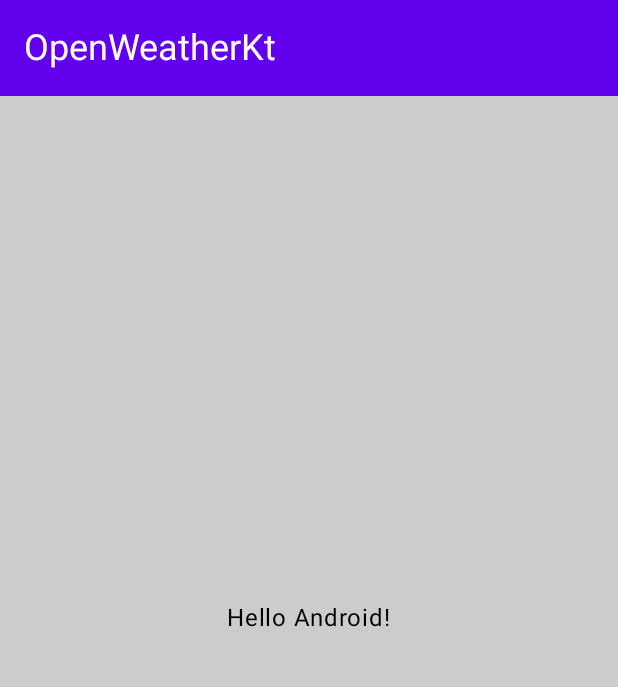
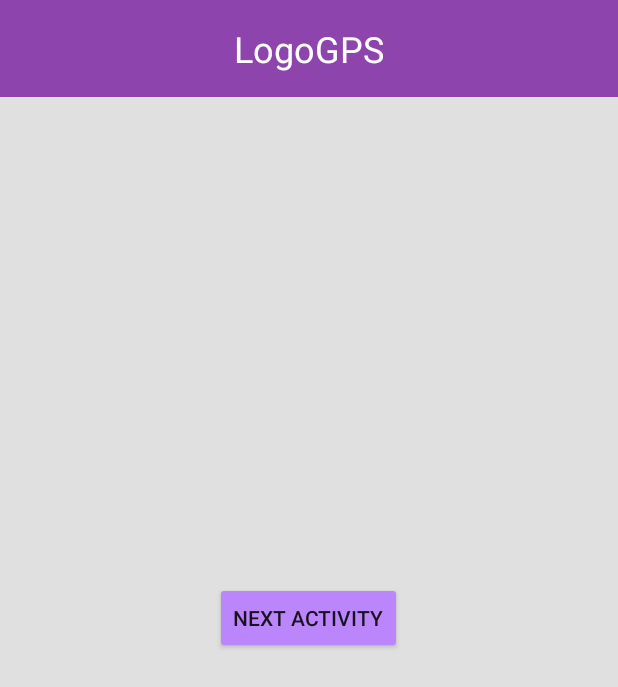
Before and after one commit to OhhTuRnz/MAD_2024, an Android app built with Jetpack Compose: the screen it shows after launch (MainActivity), on a phone screen of 412 x 824 dp. Shown: the top 687 px of the screen. Run offline under Robolectric (Android 15) with nearby library versions, the phone set to English and light mode, and no system bars.

Commit message:
Changed hardcode main activity layout with xml three different layers. Also adding some header. Solving issue#1

```diff
--- a/app/build.gradle.kts
+++ b/app/build.gradle.kts
@@ -51,15 +51,17 @@ dependencies {
     implementation("androidx.core:core-ktx:1.12.0")
     implementation("androidx.lifecycle:lifecycle-runtime-ktx:2.7.0")
     implementation("androidx.activity:activity-compose:1.8.2")
-    implementation(platform("androidx.compose:compose-bom:2023.08.00"))
+    implementation(platform("androidx.compose:compose-bom:2024.02.00"))
     implementation("androidx.compose.ui:ui")
     implementation("androidx.compose.ui:ui-graphics")
     implementation("androidx.compose.ui:ui-tooling-preview")
     implementation("androidx.compose.material3:material3")
+    implementation("androidx.constraintlayout:constraintlayout:2.1.4")
+    implementation("androidx.cardview:cardview:1.0.0")
     testImplementation("junit:junit:4.13.2")
     androidTestImplementation("androidx.test.ext:junit:1.1.5")
     androidTestImplementation("androidx.test.espresso:espresso-core:3.5.1")
-    androidTestImplementation(platform("androidx.compose:compose-bom:2023.08.00"))
+    androidTestImplementation(platform("androidx.compose:compose-bom:2024.02.00"))
     androidTestImplementation("androidx.compose.ui:ui-test-junit4")
     debugImplementation("androidx.compose.ui:ui-tooling")
     debugImplementation("androidx.compose.ui:ui-test-manifest")
--- a/app/src/main/java/com/example/mad_2024_app/MainActivity.kt
+++ b/app/src/main/java/com/example/mad_2024_app/MainActivity.kt
@@ -1,28 +1,20 @@
 package com.example.mad_2024_app
 
+import android.content.ContentValues.TAG
 import android.content.Intent
-import androidx.compose.ui.graphics.Color
 import android.os.Bundle
+import android.util.Log
+import android.view.View
+import android.widget.Toast
 import androidx.activity.ComponentActivity
-import androidx.activity.compose.setContent
-import androidx.compose.foundation.layout.fillMaxSize
-import androidx.compose.material3.MaterialTheme
-import androidx.compose.material3.Surface
+import androidx.compose.foundation.layout.Box
 import androidx.compose.material3.Text
 import androidx.compose.runtime.Composable
+import androidx.compose.ui.Alignment
 import androidx.compose.ui.Modifier
+import androidx.compose.ui.graphics.Color
 import androidx.compose.ui.tooling.preview.Preview
 import com.example.mad_2024_app.ui.theme.MAD_2024_AppTheme
-import androidx.compose.material3.Button
-import androidx.compose.foundation.layout.*
-import androidx.compose.foundation.shape.RoundedCornerShape
-import androidx.compose.material3.Surface
-import androidx.compose.material3.Text
-import androidx.compose.ui.Alignment
-import androidx.compose.ui.unit.dp
-import androidx.core.content.ContextCompat.startActivity
-import android.content.Context
-import android.widget.Button
 
 
 val PurpleColor = Color(0xFF6200EE)
@@ -31,53 +23,17 @@ val ProjectName = "OpenWeatherKt"
 class MainActivity : ComponentActivity() {
     override fun onCreate(savedInstanceState: Bundle?) {
         super.onCreate(savedInstanceState)
-        setContent {
-            MAD_2024_AppTheme {
-                MyAppContent()
-            }
-        }
+        setContentView(R.layout.activity_main)
+        Log.d(TAG, "onCreate: Main activity is being created")
     }
-}
 
-@Composable
-fun MyAppContent() {
-    Surface(
-        modifier = Modifier.fillMaxSize(),
-        color = Color.LightGray
-    ) {
-        Column(
-            modifier = Modifier.fillMaxSize(),
-            verticalArrangement = Arrangement.Top,
-            horizontalAlignment = Alignment.CenterHorizontally
-        ) {
-            Header(headerColor = PurpleColor)
-        }
-        Spacer(modifier = Modifier.height(16.dp))
-        Greeting(name = "Android")
-        Spacer(modifier = Modifier.height(16.dp))
+    fun onNextButtonClick(view: View){
+        // This is the handler
+        Toast.makeText(this, "Going to the second layer!", Toast.LENGTH_SHORT).show()
 
-        val buttonNext = findViewById<Button>(R.id.next)
-        buttonNext.setOnClickListener {
-            val intent = Intent(this, SecondActivity::class.java)
-            startActivity(intent)
-        }
-
-    }
-}
-
-
-@Composable
-fun Header(headerColor: Color) {
-    Surface(
-        color = headerColor,
-        modifier = Modifier.fillMaxWidth()
-    ) {
-        Text(
-            text = ProjectName,
-            color = Color.White,
-            style = MaterialTheme.typography.headlineSmall,
-            modifier = Modifier.padding(16.dp)
-        )
+        // go to another activity
+        val intent = Intent(this, SecondActivity::class.java)
+        startActivity(intent)
     }
 }
 
--- a/app/src/main/res/layout/activity_main.xml
+++ b/app/src/main/res/layout/activity_main.xml
@@ -3,14 +3,38 @@
     xmlns:tools="http://schemas.android.com/tools"
     android:layout_width="match_parent"
     android:layout_height="match_parent"
-    tools:context=".MainActivity">
+    xmlns:app="http://schemas.android.com/apk/res-auto"
+    tools:context=".MainActivity"
+    android:background="@color/light_gray">
 
     <Button
-        android:id="@+id/next"
+        android:id="@+id/mainButton"
         android:layout_width="wrap_content"
         android:layout_height="wrap_content"
-        android:text="Next"
         android:layout_centerInParent="true"
-        android:layout_marginBottom="16dp" />
+        android:layout_centerHorizontal="true"
+        android:layout_marginBottom="16dp"
+        android:backgroundTint="@color/purple_200"
+        android:backgroundTintMode="src_atop"
+        android:onClick="onNextButtonClick"
+        android:text="@string/button_next" />
+
+    <TextView
+        android:id="@+id/headerTextView"
+        android:layout_width="match_parent"
+        android:layout_height="wrap_content"
+        android:background="@color/purple_300"
+        android:gravity="center"
+        android:padding="16dp"
+        android:text="@string/app_name"
+        android:textColor="@color/white"
+        android:textSize="24sp"
+        app:layout_constraintEnd_toEndOf="parent"
+        app:layout_constraintStart_toStartOf="parent"
+        app:layout_constraintTop_toTopOf="parent" />
+
+    <androidx.cardview.widget.CardView
+        android:layout_width="match_parent"
+        android:layout_height="wrap_content" />
 
 </RelativeLayout>
--- a/app/src/main/res/values/colors.xml
+++ b/app/src/main/res/values/colors.xml
@@ -1,10 +1,12 @@
 <?xml version="1.0" encoding="utf-8"?>
 <resources>
     <color name="purple_200">#FFBB86FC</color>
+    <color name="purple_300">#FF8E44AD</color>
     <color name="purple_500">#FF6200EE</color>
     <color name="purple_700">#FF3700B3</color>
     <color name="teal_200">#FF03DAC5</color>
     <color name="teal_700">#FF018786</color>
     <color name="black">#FF000000</color>
     <color name="white">#FFFFFFFF</color>
+    <color name="light_gray">#FFE0E0E0</color>
 </resources>
--- a/app/src/main/res/values/strings.xml
+++ b/app/src/main/res/values/strings.xml
@@ -1,3 +1,4 @@
 <resources>
-    <string name="app_name">MAD_2024_App</string>
+    <string name="app_name">LogoGPS</string>
+    <string name="button_next">Next Activity</string>
 </resources>
```
